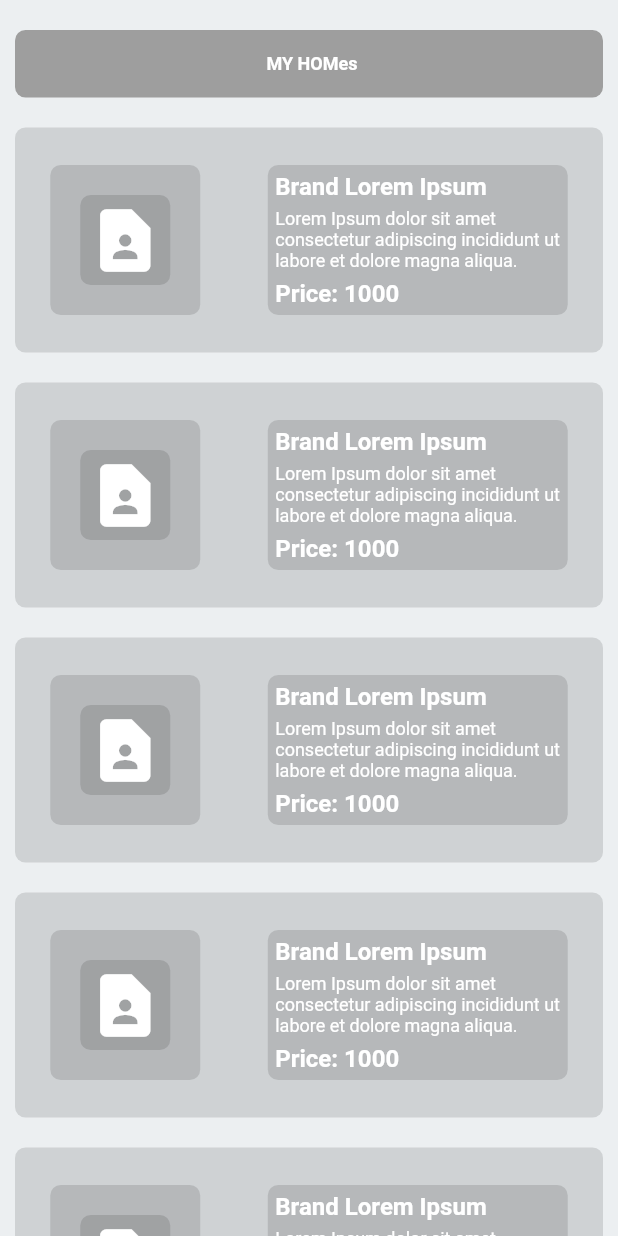
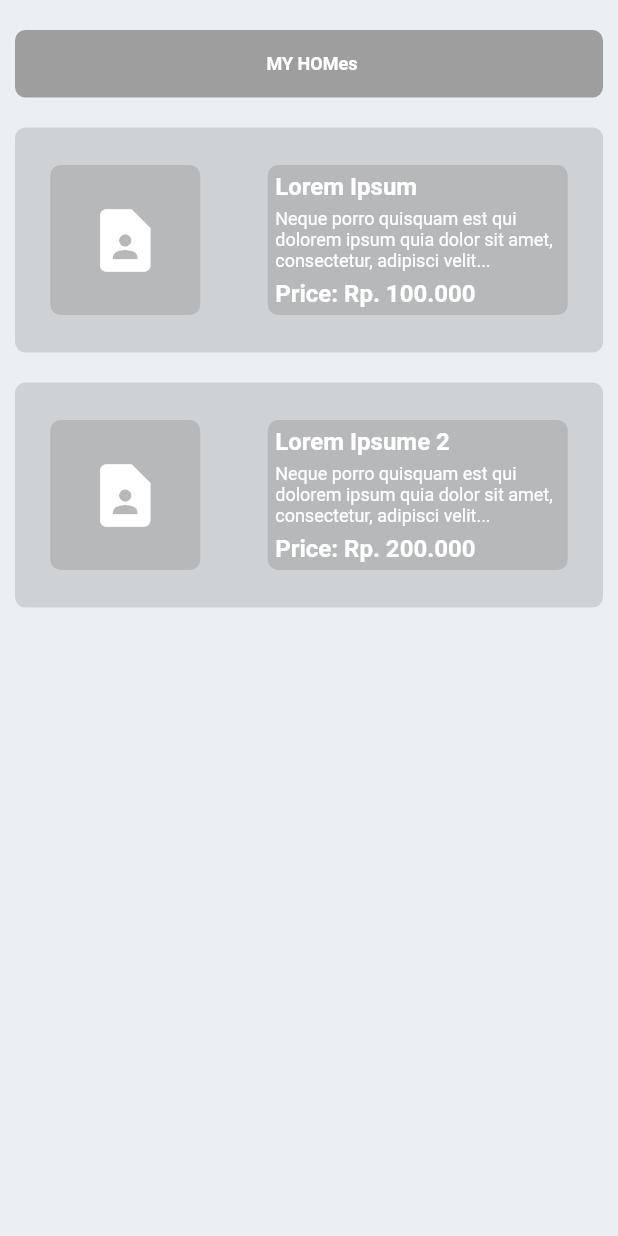
Before and after one commit to herdyy69/flutter-payroll-1.0, a Flutter app: the screen it shows after launch, on a phone screen of 412 x 824 dp. Run offline on Flutter 3.47's test engine with Material 2 defaults, Android fonts, the phone set to English and light mode, and no system bars.

Commit message:
update 1.0

```diff
--- a/lib/component/container.dart
+++ b/lib/component/container.dart
@@ -1,13 +1,24 @@
 import 'package:flutter/material.dart';
 
 class Containers extends StatelessWidget {
-  const Containers({super.key});
+  const Containers({
+    Key? key,
+    required this.title,
+    required this.desc,
+    required this.price,
+  }) : super(key: key);
+
+  final String title;
+  final String desc;
+  final String price;
 
   @override
   Widget build(BuildContext context) {
     return Container(
       decoration: BoxDecoration(
-          color: Colors.black12, borderRadius: BorderRadius.circular(7)),
+        color: Colors.black12,
+        borderRadius: BorderRadius.circular(7),
+      ),
       padding: const EdgeInsets.all(1),
       margin: const EdgeInsets.only(top: 10, bottom: 10),
       height: 150,
@@ -17,53 +28,49 @@ class Containers extends StatelessWidget {
         children: [
           Container(
             decoration: BoxDecoration(
-                color: Colors.black12, borderRadius: BorderRadius.circular(7)),
+              color: Colors.black12,
+              borderRadius: BorderRadius.circular(7),
+            ),
             padding: const EdgeInsets.all(5),
             height: 100,
             width: 100,
             child: Column(
               mainAxisAlignment: MainAxisAlignment.center,
               crossAxisAlignment: CrossAxisAlignment.center,
-              children: [
-                Container(
-                  decoration: BoxDecoration(
-                      color: Colors.black12,
-                      borderRadius: BorderRadius.circular(7)),
-                  padding: const EdgeInsets.all(5),
-                  child: [
-                    const Icon(
-                      Icons.contact_page,
-                      color: Colors.white,
-                      size: 50,
-                    ),
-                  ][0],
-                )
+              children: const [
+                Icon(
+                  Icons.contact_page,
+                  color: Colors.white,
+                  size: 50,
+                ),
               ],
             ),
           ),
           Container(
             decoration: BoxDecoration(
-                color: Colors.black12, borderRadius: BorderRadius.circular(7)),
+              color: Colors.black12,
+              borderRadius: BorderRadius.circular(7),
+            ),
             padding: const EdgeInsets.all(5),
             height: 100,
             width: 200,
             child: Column(
               mainAxisAlignment: MainAxisAlignment.start,
               crossAxisAlignment: CrossAxisAlignment.start,
-              children: const [
+              children: [
                 Text(
-                  'Brand Lorem Ipsum',
-                  style: TextStyle(
+                  title,
+                  style: const TextStyle(
                     color: Colors.white,
                     fontSize: 16,
                     fontWeight: FontWeight.w700,
                   ),
                 ),
                 Padding(
-                  padding: EdgeInsets.only(top: 5, bottom: 5),
+                  padding: const EdgeInsets.only(top: 5, bottom: 5),
                   child: Text(
-                    'Lorem Ipsum dolor sit amet consectetur adipiscing incididunt ut labore et dolore magna aliqua.',
-                    style: TextStyle(
+                    desc,
+                    style: const TextStyle(
                       color: Colors.white,
                       fontSize: 12,
                       fontWeight: FontWeight.w400,
@@ -71,8 +78,8 @@ class Containers extends StatelessWidget {
                   ),
                 ),
                 Text(
-                  'Price: 1000',
-                  style: TextStyle(
+                  'Price: $price',
+                  style: const TextStyle(
                     color: Colors.white,
                     fontSize: 16,
                     fontWeight: FontWeight.w700,
--- a/lib/pages/ex_listview.dart
+++ b/lib/pages/ex_listview.dart
@@ -43,11 +43,16 @@ class _ExListviewState extends State<ExListview> {
                 ],
               ),
             ),
-            Containers(),
-            Containers(),
-            Containers(),
-            Containers(),
-            Containers(),
+            const Containers(
+                title: 'Lorem Ipsum',
+                desc:
+                    'Neque porro quisquam est qui dolorem ipsum quia dolor sit amet, consectetur, adipisci velit...',
+                price: 'Rp. 100.000'),
+            const Containers(
+                title: 'Lorem Ipsume 2',
+                desc:
+                    'Neque porro quisquam est qui dolorem ipsum quia dolor sit amet, consectetur, adipisci velit...',
+                price: 'Rp. 200.000'),
           ],
         ),
       ),
```
